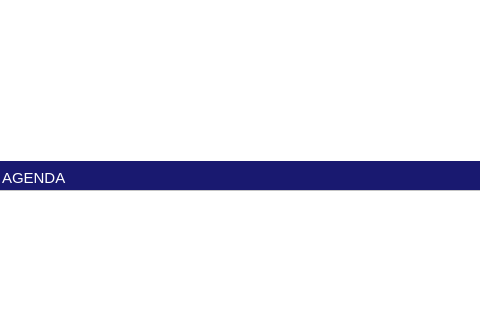
The window that template.ui (fajarlabs/TUTORIAL_deteksi_wajah_pc_raspberry) describes before a commit, drawn with Qt 5; both pictures show x 0 to 480 and y 120 to 440 of the 743 by 440 pixel window.
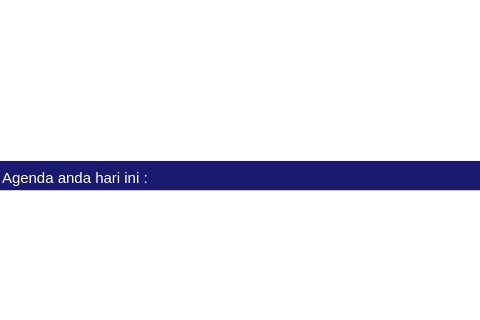
The same window after the commit.

Diff of the .ui file:
```diff
--- a/template.ui
+++ b/template.ui
@@ -167,7 +167,7 @@
      <rect>
       <x>2</x>
       <y>290</y>
-      <width>71</width>
+      <width>161</width>
       <height>16</height>
      </rect>
     </property>
@@ -181,7 +181,7 @@
      <string notr="true">QLabel{color:white}</string>
     </property>
     <property name="text">
-     <string>AGENDA</string>
+     <string>Agenda anda hari ini :</string>
     </property>
    </widget>
   </widget>
```
